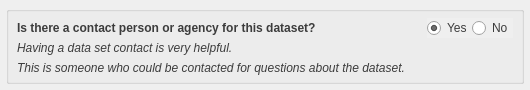
DOI-USGS/fort-pymdwizard, file pymdwizard/gui/ui_files/PointOfContact.ui: the form before one commit.
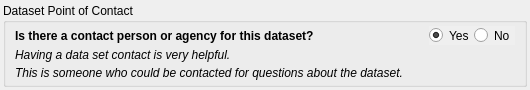
The form after the commit.

Diff of the .ui file:
```diff
--- a/pymdwizard/gui/ui_files/PointOfContact.ui
+++ b/pymdwizard/gui/ui_files/PointOfContact.ui
@@ -29,51 +29,50 @@
    <string>Form</string>
   </property>
   <property name="styleSheet">
-   <string notr="true">font: 9pt &quot;Arial&quot;;
-color: rgb(60, 60, 60);</string>
+   <string notr="true"/>
   </property>
   <layout class="QVBoxLayout" name="verticalLayout_2">
    <property name="spacing">
-    <number>0</number>
+    <number>6</number>
    </property>
    <property name="sizeConstraint">
     <enum>QLayout::SetNoConstraint</enum>
    </property>
    <property name="leftMargin">
-    <number>6</number>
+    <number>3</number>
    </property>
    <property name="topMargin">
-    <number>6</number>
+    <number>3</number>
    </property>
    <property name="rightMargin">
-    <number>6</number>
+    <number>3</number>
    </property>
    <property name="bottomMargin">
-    <number>6</number>
+    <number>3</number>
    </property>
    <item>
     <widget class="QGroupBox" name="fgdc_ptcontac">
      <property name="title">
-      <string/>
+      <string>Dataset Point of Contact</string>
      </property>
      <layout class="QVBoxLayout" name="verticalLayout_3">
       <property name="spacing">
-       <number>2</number>
+       <number>6</number>
       </property>
       <property name="sizeConstraint">
        <enum>QLayout::SetNoConstraint</enum>
       </property>
       <property name="leftMargin">
-       <number>2</number>
+       <number>3</number>
       </property>
       <property name="topMargin">
-       <number>6</number>
+       <number>3</number>
       </property>
       <property name="rightMargin">
-       <number>2</number>
+       <number>3</number>
       </property>
       <property name="bottomMargin">
-       <number>2</number>
+       <number>3</number>
       </property>
       <item>
        <layout class="QVBoxLayout" name="main_layout">
```
